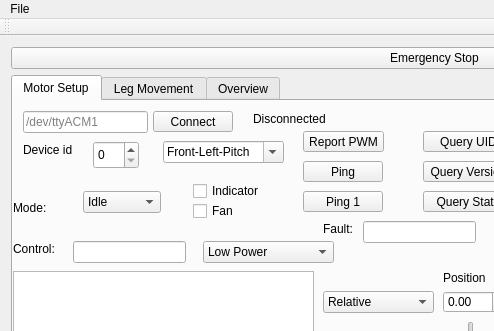
Above: Bark/mainwindow.ui from craftit/DogBotSoftware before the change; both pictures show x 0 to 494 and y 0 to 331 of the 869 by 651 pixel window. Below: the same form after it.
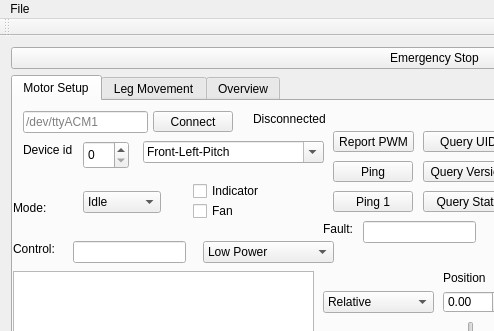
That is the form after the change.

The edit to the form file:
```diff
--- a/Bark/mainwindow.ui
+++ b/Bark/mainwindow.ui
@@ -185,7 +185,7 @@
        <widget class="QSpinBox" name="spinDeviceId">
         <property name="geometry">
          <rect>
-          <x>80</x>
+          <x>70</x>
           <y>40</y>
           <width>46</width>
           <height>28</height>
@@ -218,7 +218,7 @@
        <widget class="QPushButton" name="pushButtonPing">
         <property name="geometry">
          <rect>
-          <x>290</x>
+          <x>320</x>
           <y>60</y>
           <width>80</width>
           <height>21</height>
@@ -393,7 +393,7 @@
        <widget class="QPushButton" name="pushButtonPWMReport">
         <property name="geometry">
          <rect>
-          <x>290</x>
+          <x>320</x>
           <y>30</y>
           <width>81</width>
           <height>21</height>
@@ -604,7 +604,7 @@
        <widget class="QPushButton" name="pushButtonPing1">
         <property name="geometry">
          <rect>
-          <x>290</x>
+          <x>320</x>
           <y>90</y>
           <width>80</width>
           <height>21</height>
@@ -1175,9 +1175,9 @@
        <widget class="QComboBox" name="comboBoxServoName">
         <property name="geometry">
          <rect>
-          <x>150</x>
+          <x>130</x>
           <y>40</y>
-          <width>121</width>
+          <width>181</width>
           <height>22</height>
          </rect>
         </property>
```
